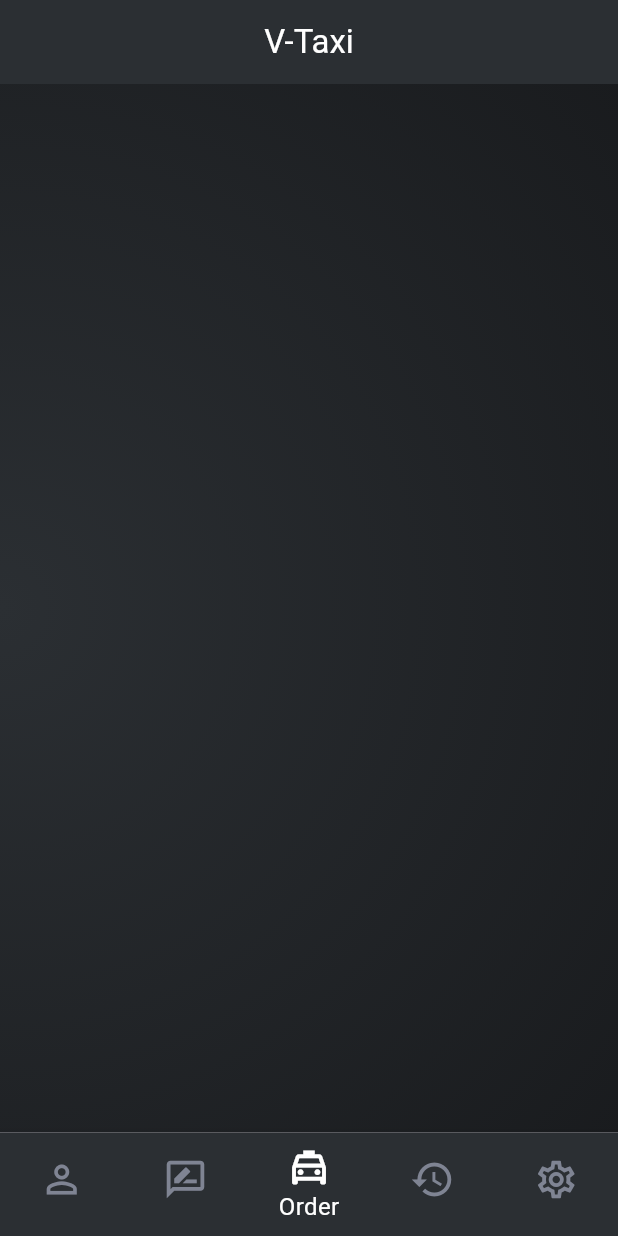
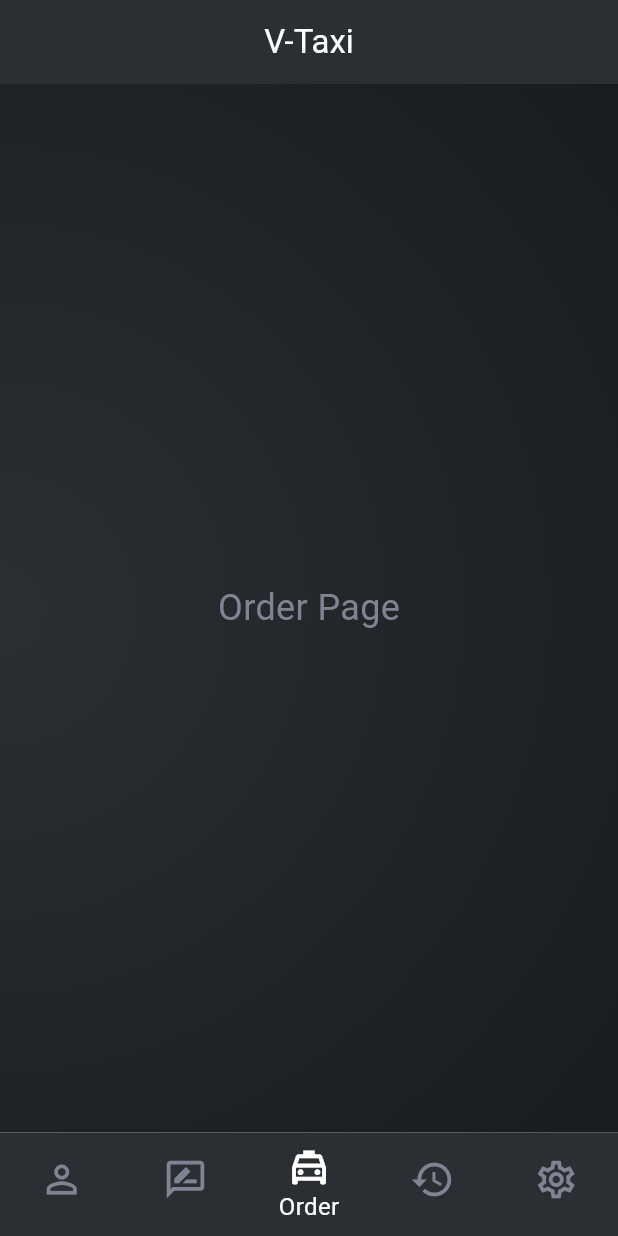
Before and after one commit to VRFounder/v-taxi, a Flutter app: the screen it shows after launch, on a phone screen of 412 x 824 dp. Run offline on Flutter 3.47's test engine with Material 3 defaults, Android fonts, the light colour scheme and no system bars; our stand-ins replace animated_splash_screen, page_transition.

Commit message:
Add new screens and update navigation in the app
This update introduces a set of new screens: Profile, Tickets, Order, Story, and Settings. Navigation code in the 'home_screen.dart' and 'bottom_navigation_bar.dart' files has been adjusted to cater to these new screens. The gradient container inside the Home Screen has also been replaced with the appropriate page based on the selected tab.

```diff
--- a/lib/models/bottom_nav_item.dart
+++ b/lib/models/bottom_nav_item.dart
@@ -13,5 +13,4 @@ final List<BottomNavItem> bottomNavItems = [
   BottomNavItem(Icons.local_taxi_outlined, "Order"),
   BottomNavItem(Icons.history_outlined, "History"),
   BottomNavItem(Icons.settings_outlined, "Settings"),
-  // Add as many as necessary
 ];
--- a/lib/screens/home_screen.dart
+++ b/lib/screens/home_screen.dart
@@ -1,4 +1,8 @@
 import 'package:flutter/material.dart';
+import 'package:v_taxi/screens/order_screen.dart';
+import 'package:v_taxi/screens/profile_screen.dart';
+import 'package:v_taxi/screens/story_screen.dart';
+import 'package:v_taxi/screens/tickets_screen.dart';
 import '../widgets/app_bar.dart';
 import '../widgets/gradient_container.dart';
 import '../widgets/bottom_navigation_bar.dart';
@@ -11,12 +15,43 @@ class HomeScreen extends StatefulWidget {
 }
 
 class _HomeScreenState extends State<HomeScreen> {
+  int _currentIndex = 2;
+  final List<Widget> _children = [
+    const ProfileScreen(),
+    const TicketsScreen(),
+    const OrderScreen(),
+    const StoryScreen(),
+    const TicketsScreen(),
+  ];
+
+  void onTabTapped(int index) {
+    setState(() {
+      _currentIndex = index;
+    });
+  }
+
   @override
   Widget build(BuildContext context) {
-    return const Scaffold(
-      appBar: CustomAppBar(),
-      body: GradientContainer(),
-      bottomNavigationBar: CustomBottomNavigationBar(),
+    return Scaffold(
+      appBar: const CustomAppBar(),
+      body: Container(
+        width: double.infinity,
+        decoration: const BoxDecoration(
+          gradient: RadialGradient(
+            center: Alignment.centerLeft,
+            colors: [
+              Color.fromRGBO(43, 47, 51, 1.0),
+              Color.fromRGBO(16, 17, 19, 1.0),
+            ],
+            radius: 2,
+          ),
+        ),
+        child: _children[_currentIndex],
+      ),
+      bottomNavigationBar: CustomBottomNavigationBar(
+        currentIndex: _currentIndex,
+        onTabSelected: onTabTapped,
+      ),
     );
   }
 }
--- /dev/null
+++ b/lib/screens/order_screen.dart
@@ -0,0 +1,23 @@
+import 'package:flutter/material.dart';
+
+class OrderScreen extends StatefulWidget {
+  const OrderScreen({Key? key}) : super(key: key);
+
+  @override
+  State<OrderScreen> createState() => _OrderScreenState();
+}
+
+class _OrderScreenState extends State<OrderScreen> {
+  @override
+  Widget build(BuildContext context) {
+    return const Center(
+      child: Text(
+        'Order Page',
+        style: TextStyle(
+          fontSize: 24,
+          color: Color.fromRGBO(127, 132, 147, 1.0),
+        ),
+      ),
+    );
+  }
+}
--- a/lib/widgets/bottom_navigation_bar.dart
+++ b/lib/widgets/bottom_navigation_bar.dart
@@ -3,12 +3,14 @@ import '../models/bottom_nav_item.dart';
 
 const backgroundColor = Color.fromRGBO(43, 47, 51, 1.0);
 const unselectedItemColor = Color.fromRGBO(127, 132, 147, 1.0);
-const selectedIndex = 2;
 const iconSize = 30.0;
 const selectedFontSize = 16.0;
 
 class CustomBottomNavigationBar extends StatelessWidget {
-  const CustomBottomNavigationBar({Key? key}) : super(key: key);
+  final int currentIndex;
+  final ValueChanged<int> onTabSelected;
+
+  const CustomBottomNavigationBar({super.key, required this.currentIndex, required this.onTabSelected});
 
   @override
   Widget build(BuildContext context) {
@@ -17,8 +19,9 @@ class CustomBottomNavigationBar extends StatelessWidget {
 
   BottomNavigationBar buildBottomNavigationBar(List<BottomNavigationBarItem> items){
     return BottomNavigationBar(
+      onTap: onTabSelected,
       backgroundColor: backgroundColor,
-      currentIndex: selectedIndex,
+      currentIndex: currentIndex,
       iconSize: iconSize,
       type: BottomNavigationBarType.fixed,
       selectedItemColor: Colors.white,
--- a/lib/widgets/gradient_container.dart
+++ b/lib/widgets/gradient_container.dart
@@ -5,18 +5,6 @@ class GradientContainer extends StatelessWidget {
 
   @override
   Widget build(BuildContext context) {
-    return Container(
-      width: double.infinity,
-      decoration: const BoxDecoration(
-        gradient: RadialGradient(
-          center: Alignment.centerLeft,
-          colors: [
-            Color.fromRGBO(43, 47, 51, 1.0),
-            Color.fromRGBO(16, 17, 19, 1.0),
-          ],
-          radius: 2,
-        ),
-      ),
-    );
+    return const Placeholder();
   }
 }
```
Also changed, not shown: lib/screens/profile_screen.dart (added, +23 -0 lines), lib/screens/settings_screen.dart (added, +23 -0 lines), lib/screens/story_screen.dart (added, +23 -0 lines), lib/screens/tickets_screen.dart (added, +23 -0 lines), lib/widgets/order_widgets.dart (added, +39 -0 lines).
